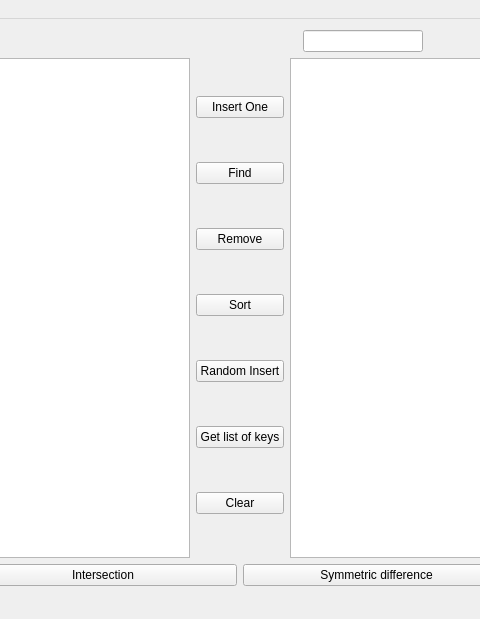
Qt form mainwindow.ui (StasDzundza/Data-Structures-Visualizator) before a commit; both pictures show x 315 to 795 and y 0 to 619 of the 1109 by 619 pixel window.
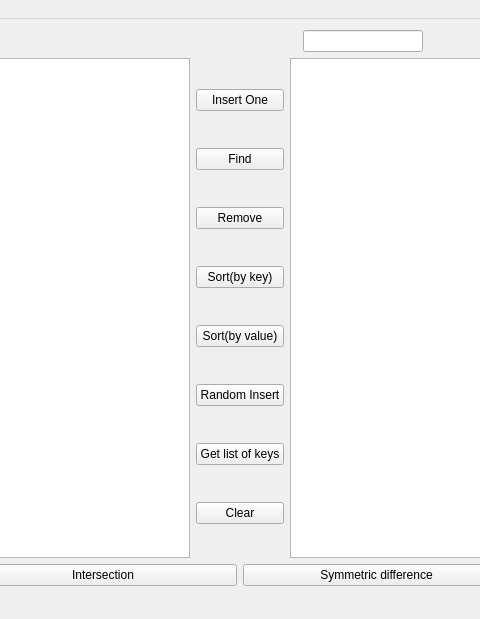
The same form after that commit.

```diff
--- a/mainwindow.ui
+++ b/mainwindow.ui
@@ -147,7 +147,14 @@
         <item>
          <widget class="QPushButton" name="sortBTN">
           <property name="text">
-           <string>Sort</string>
+           <string>Sort(by key)</string>
+          </property>
+         </widget>
+        </item>
+        <item>
+         <widget class="QPushButton" name="sortValues">
+          <property name="text">
+           <string>Sort(by value)</string>
           </property>
          </widget>
         </item>
```
